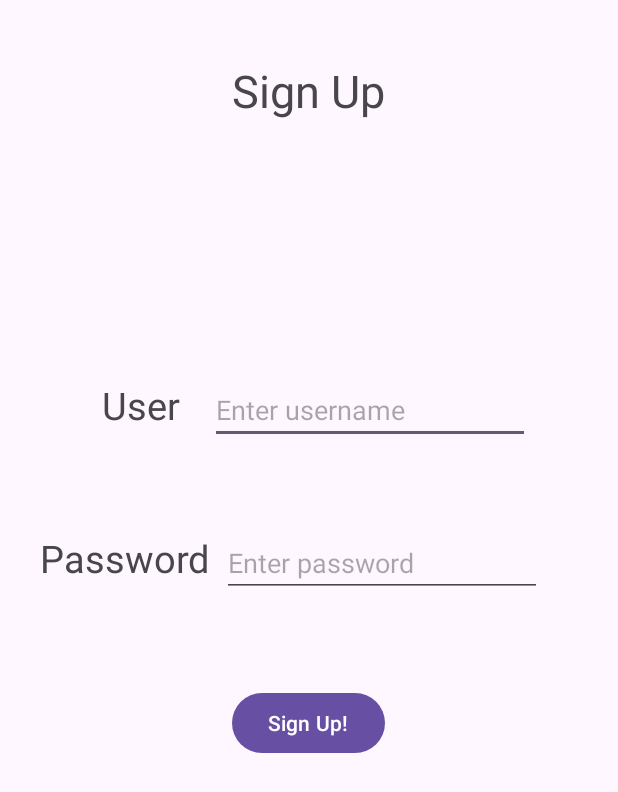
After one commit to jeslynsee/Project2_Sound_Wave, an Android app: the Sign_Up_Page screen opened directly, with no data from a screen before it, on a phone screen of 412 x 824 dp. The commit adds this screen. Shown: the top 792 px of the screen. Run offline under Robolectric (Android 15) with nearby library versions, the phone set to English and light mode, and no system bars.

Commit message:
Allowed user to sign up by clicking from Main Activity Created basic layout of Sign Up Page Wired up buttons of both Login and Sign Up

```diff
--- a/app/build.gradle
+++ b/app/build.gradle
@@ -26,6 +26,10 @@ android {
         sourceCompatibility JavaVersion.VERSION_1_8
         targetCompatibility JavaVersion.VERSION_1_8
     }
+
+    buildFeatures {
+        viewBinding true
+    }
 }
 
 dependencies {
--- a/app/src/main/AndroidManifest.xml
+++ b/app/src/main/AndroidManifest.xml
@@ -13,6 +13,9 @@
         android:theme="@style/Theme.Project2_Sound_Wave"
         tools:targetApi="31">
         <activity
+            android:name=".Sign_Up_Page"
+            android:exported="false" />
+        <activity
             android:name=".MainActivity"
             android:exported="true">
             <intent-filter>
--- a/app/src/main/java/com/example/project2_sound_wave/MainActivity.java
+++ b/app/src/main/java/com/example/project2_sound_wave/MainActivity.java
@@ -2,13 +2,38 @@ package com.example.project2_sound_wave;
 
 import androidx.appcompat.app.AppCompatActivity;
 
+import android.content.Intent;
 import android.os.Bundle;
+import android.view.View;
+import android.widget.Toast;
+
+import com.example.project2_sound_wave.databinding.ActivityMainBinding;
 
 public class MainActivity extends AppCompatActivity {
-
+    ActivityMainBinding binding;
     @Override
     protected void onCreate(Bundle savedInstanceState) {
         super.onCreate(savedInstanceState);
-        setContentView(R.layout.activity_main);
+        binding = ActivityMainBinding.inflate(getLayoutInflater());
+        setContentView(binding.getRoot());
+
+        binding.loginButton.setOnClickListener(new View.OnClickListener() {
+            @Override
+            public void onClick(View v) {
+                // message displaying success for now to indicate listener works for button
+                Toast.makeText(MainActivity.this, "Successfully logged in!", Toast.LENGTH_SHORT).show();
+            }
+        });
+
+        //if user clicks "Sign up here", it will redirect them to Sign Up page
+        binding.signUpRedirectTextView.setOnClickListener(new View.OnClickListener() {
+            @Override
+            public void onClick(View v) {
+                // using intent here to start new activity AKA redirect user to sign up page/ start
+                // sign up activity
+                Intent intent = Sign_Up_Page.signUpIntentFactory(getApplicationContext());
+                startActivity(intent);
+            }
+        });
     }
 }
--- /dev/null
+++ b/app/src/main/java/com/example/project2_sound_wave/Sign_Up_Page.java
@@ -0,0 +1,37 @@
+package com.example.project2_sound_wave;
+
+import androidx.appcompat.app.AppCompatActivity;
+
+import android.content.Context;
+import android.content.Intent;
+import android.os.Bundle;
+import android.view.View;
+import android.widget.Toast;
+
+import com.example.project2_sound_wave.databinding.ActivityMainBinding;
+import com.example.project2_sound_wave.databinding.ActivitySignUpPageBinding;
+
+public class Sign_Up_Page extends AppCompatActivity {
+    ActivitySignUpPageBinding binding;
+    @Override
+    protected void onCreate(Bundle savedInstanceState) {
+        super.onCreate(savedInstanceState);
+        binding = ActivitySignUpPageBinding.inflate(getLayoutInflater());
+        setContentView(binding.getRoot());
+
+        //making sure sign up button listener is working
+        binding.signUpButton.setOnClickListener(new View.OnClickListener() {
+            @Override
+            public void onClick(View v) {
+                Toast.makeText(Sign_Up_Page.this, "Sign Up Successful!", Toast.LENGTH_SHORT).show();
+            }
+        });
+
+    }
+
+    // created intent here, so we can start up this activity from button click in Main
+    public static Intent signUpIntentFactory(Context context) {
+        Intent intent = new Intent(context, Sign_Up_Page.class);
+        return intent;
+    }
+}
--- /dev/null
+++ b/app/src/main/res/layout/activity_sign_up_page.xml
@@ -0,0 +1,84 @@
+<?xml version="1.0" encoding="utf-8"?>
+<androidx.constraintlayout.widget.ConstraintLayout xmlns:android="http://schemas.android.com/apk/res/android"
+    xmlns:app="http://schemas.android.com/apk/res-auto"
+    xmlns:tools="http://schemas.android.com/tools"
+    android:layout_width="match_parent"
+    android:layout_height="match_parent"
+    tools:context=".Sign_Up_Page">
+
+    <TextView
+        android:id="@+id/sign_up_textView"
+        android:layout_width="wrap_content"
+        android:layout_height="wrap_content"
+        android:layout_marginTop="40dp"
+        android:text="@string/sign_up"
+        android:textSize="30sp"
+        app:layout_constraintEnd_toEndOf="parent"
+        app:layout_constraintHorizontal_bias="0.498"
+        app:layout_constraintStart_toStartOf="parent"
+        app:layout_constraintTop_toTopOf="parent" />
+
+    <TextView
+        android:id="@+id/user_sign_up_textView"
+        android:layout_width="wrap_content"
+        android:layout_height="wrap_content"
+        android:layout_marginTop="172dp"
+        android:text="@string/user"
+        android:textSize="25sp"
+        app:layout_constraintEnd_toEndOf="parent"
+        app:layout_constraintHorizontal_bias="0.188"
+        app:layout_constraintStart_toStartOf="parent"
+        app:layout_constraintTop_toBottomOf="@+id/sign_up_textView" />
+
+    <EditText
+        android:id="@+id/user_sign_up_editText"
+        android:layout_width="wrap_content"
+        android:layout_height="wrap_content"
+        android:layout_marginStart="20dp"
+        android:ems="10"
+        android:hint="@string/enter_username"
+        android:inputType="text"
+        app:layout_constraintBaseline_toBaselineOf="@+id/user_sign_up_textView"
+        app:layout_constraintEnd_toEndOf="parent"
+        app:layout_constraintHorizontal_bias="0.0"
+        app:layout_constraintStart_toEndOf="@+id/user_sign_up_textView" />
+
+    <TextView
+        android:id="@+id/password_sign_up_textView"
+        android:layout_width="wrap_content"
+        android:layout_height="wrap_content"
+        android:text="@string/password"
+        android:textSize="25sp"
+        app:layout_constraintBottom_toBottomOf="parent"
+        app:layout_constraintEnd_toEndOf="parent"
+        app:layout_constraintHorizontal_bias="0.09"
+        app:layout_constraintStart_toStartOf="parent"
+        app:layout_constraintTop_toBottomOf="@+id/user_sign_up_editText"
+        app:layout_constraintVertical_bias="0.119" />
+
+    <EditText
+        android:id="@+id/password_sign_up_editText"
+        android:layout_width="wrap_content"
+        android:layout_height="wrap_content"
+        android:layout_marginStart="8dp"
+        android:ems="10"
+        android:hint="@string/enter_password"
+        android:inputType="textPassword"
+        app:layout_constraintBaseline_toBaselineOf="@+id/password_sign_up_textView"
+        app:layout_constraintEnd_toEndOf="parent"
+        app:layout_constraintHorizontal_bias="0.0"
+        app:layout_constraintStart_toEndOf="@+id/password_sign_up_textView" />
+
+    <Button
+        android:id="@+id/sign_up_button"
+        android:layout_width="wrap_content"
+        android:layout_height="wrap_content"
+        android:text="@string/sign_up_buttonLabel"
+        android:layout_marginTop="51dp"
+        app:layout_constraintBottom_toBottomOf="parent"
+        app:layout_constraintEnd_toEndOf="parent"
+        app:layout_constraintHorizontal_bias="0.498"
+        app:layout_constraintStart_toStartOf="parent"
+        app:layout_constraintTop_toBottomOf="@+id/password_sign_up_editText"
+        app:layout_constraintVertical_bias="0.027" />
+</androidx.constraintlayout.widget.ConstraintLayout>
--- a/app/src/main/res/values/strings.xml
+++ b/app/src/main/res/values/strings.xml
@@ -7,4 +7,6 @@
     <string name="enter_password">Enter password</string>
     <string name="sign_in">Sign In</string>
     <string name="not_a_user_sign_up_here">Not a user? Sign up here</string>
+    <string name="sign_up">Sign Up</string>
+    <string name="sign_up_buttonLabel">Sign Up!</string>
 </resources>
```
